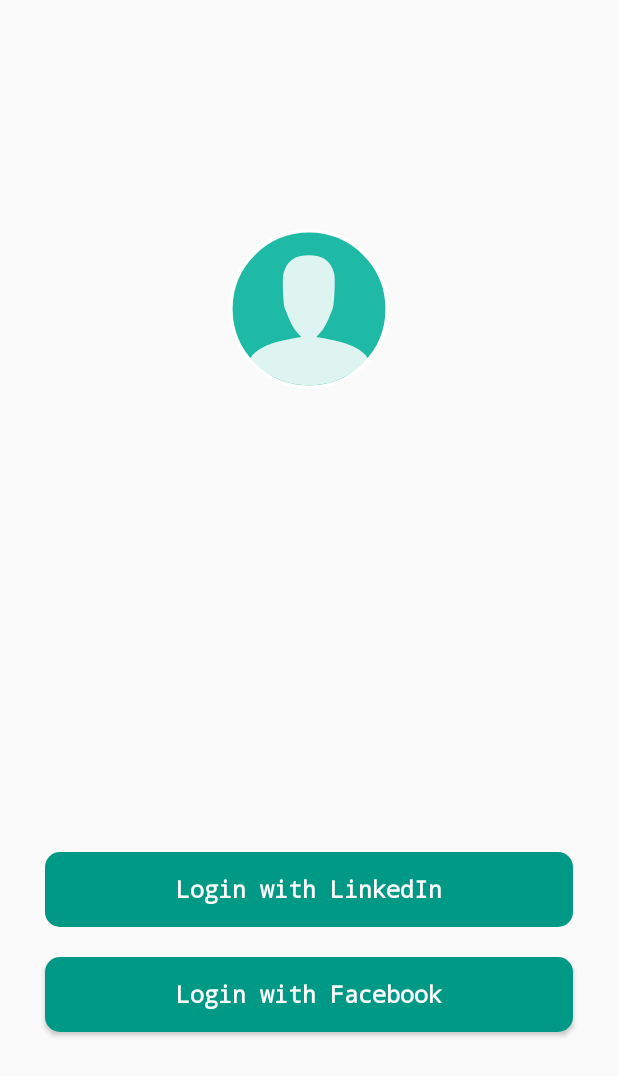
After one commit to priyalbhatewara123/My-Profile, an Android app: the LoginActivity screen opened directly, with no data from a screen before it, on a phone screen of 412 x 824 dp. The commit adds this screen. Shown: the top 1076 px of the screen. Run offline under Robolectric (Android 15) with nearby library versions, the phone set to English and light mode, and no system bars.

Commit message:
Added login Page

```diff
--- a/app/build.gradle
+++ b/app/build.gradle
@@ -6,7 +6,7 @@ android {
 
     defaultConfig {
         applicationId "com.example.myprofile"
-        minSdkVersion 15
+        minSdkVersion 16
         targetSdkVersion 29
         versionCode 1
         versionName "1.0"
@@ -29,5 +29,11 @@ dependencies {
     testImplementation 'junit:junit:4.12'
     androidTestImplementation 'androidx.test.ext:junit:1.1.2'
     androidTestImplementation 'androidx.test.espresso:espresso-core:3.3.0'
+    //dependency for lottie animations
+    def lottieVersion = "3.4.4"
+    implementation "com.airbnb.android:lottie:$lottieVersion"
+
+    //dependency for cardView
+    implementation "androidx.cardview:cardview:1.0.0"
 
 }
--- a/app/src/main/AndroidManifest.xml
+++ b/app/src/main/AndroidManifest.xml
@@ -9,6 +9,8 @@
         android:roundIcon="@mipmap/ic_launcher_round"
         android:supportsRtl="true"
         android:theme="@style/AppTheme.NoActionBar">
+        <activity android:name=".LoginActivity">
+        </activity>
         <activity android:name=".MainActivity">
             <intent-filter>
                 <action android:name="android.intent.action.MAIN" />
--- /dev/null
+++ b/app/src/main/java/com/example/myprofile/LoginActivity.java
@@ -0,0 +1,14 @@
+package com.example.myprofile;
+
+import androidx.appcompat.app.AppCompatActivity;
+
+import android.os.Bundle;
+
+public class LoginActivity extends AppCompatActivity {
+
+    @Override
+    protected void onCreate(Bundle savedInstanceState) {
+        super.onCreate(savedInstanceState);
+        setContentView(R.layout.activity_login);
+    }
+}
--- a/app/src/main/java/com/example/myprofile/MainActivity.java
+++ b/app/src/main/java/com/example/myprofile/MainActivity.java
@@ -2,13 +2,24 @@ package com.example.myprofile;
 
 import androidx.appcompat.app.AppCompatActivity;
 
+import android.content.Intent;
 import android.os.Bundle;
+import android.os.Handler;
 
 public class MainActivity extends AppCompatActivity {
+    private static int Timeout = 1000;
 
     @Override
     protected void onCreate(Bundle savedInstanceState) {
         super.onCreate(savedInstanceState);
         setContentView(R.layout.activity_main);
+        new Handler().postDelayed(new Runnable() {
+            @Override
+            public void run() {
+                Intent intent = new Intent(MainActivity.this,LoginActivity.class);
+                startActivity(intent);
+                finish();
+            }
+        },Timeout);
     }
 }
--- /dev/null
+++ b/app/src/main/res/drawable/button.xml
@@ -0,0 +1,11 @@
+<?xml version="1.0" encoding="utf-8"?>
+<selector xmlns:android="http://schemas.android.com/apk/res/android">
+
+    <item>
+        <shape android:shape="rectangle">
+            <solid android:color="@color/darkOfMainColor"/>
+            <corners android:radius="10dp"/>
+        </shape>
+    </item>
+
+</selector>
--- /dev/null
+++ b/app/src/main/res/layout/activity_login.xml
@@ -0,0 +1,80 @@
+<?xml version="1.0" encoding="utf-8"?>
+<LinearLayout xmlns:android="http://schemas.android.com/apk/res/android"
+    xmlns:app="http://schemas.android.com/apk/res-auto"
+    xmlns:tools="http://schemas.android.com/tools"
+    android:layout_width="match_parent"
+    android:layout_height="match_parent"
+    tools:context=".LoginActivity"
+    android:orientation="vertical"
+    android:weightSum="2">
+
+    <LinearLayout
+        android:layout_width="match_parent"
+        android:layout_height="0dp"
+        android:layout_weight="1">
+
+        <com.airbnb.lottie.LottieAnimationView
+            android:layout_width="match_parent"
+            android:layout_height="match_parent"
+            app:lottie_autoPlay="true"
+            app:lottie_loop="true"
+            app:lottie_rawRes="@raw/profile_animation" />
+
+
+    </LinearLayout>
+
+    <LinearLayout
+        android:layout_width="match_parent"
+        android:layout_height="0dp"
+        android:layout_weight="1"
+        android:weightSum="2"
+        android:orientation="vertical">
+
+
+        <RelativeLayout
+            android:layout_width="match_parent"
+            android:layout_height="0dp"
+            android:layout_weight="1">
+
+            <Button
+                android:layout_width="match_parent"
+                android:layout_height="50dp"
+                android:layout_marginHorizontal="30dp"
+                android:text="Login with LinkedIn"
+                android:textSize="15sp"
+                android:textColor="@color/white"
+                android:textStyle="bold"
+                android:fontFamily="monospace"
+                android:background="@drawable/button"
+                android:textAllCaps="false"
+                android:layout_alignParentBottom="true"/>
+        </RelativeLayout>
+
+
+        <RelativeLayout
+            android:layout_width="match_parent"
+            android:layout_height="0dp"
+            android:layout_weight="1">
+
+            <Button
+                android:layout_width="match_parent"
+                android:layout_height="50dp"
+                android:layout_marginHorizontal="30dp"
+                android:text="Login with Facebook"
+                android:textAllCaps="false"
+                android:textSize="15sp"
+                android:textColor="@color/white"
+                android:textStyle="bold"
+                android:fontFamily="monospace"
+                android:background="@drawable/button"
+                android:layout_marginTop="20dp"/>
+        </RelativeLayout>
+
+
+    </LinearLayout>
+
+
+
+
+
+</LinearLayout>
--- a/app/src/main/res/values/colors.xml
+++ b/app/src/main/res/values/colors.xml
@@ -5,4 +5,5 @@
     <color name="colorAccent">#03DAC5</color>
     <color name="mainColor">#00BFA6</color>
     <color name="white">#ffffff</color>
+    <color name="darkOfMainColor">#009985</color>
 </resources>
--- a/app/src/main/res/values/styles.xml
+++ b/app/src/main/res/values/styles.xml
@@ -2,15 +2,15 @@
     <!-- Base application theme. -->
     <style name="AppTheme" parent="Theme.AppCompat.Light.DarkActionBar">
         <!-- Customize your theme here. -->
-        <item name="colorPrimary">@color/colorPrimary</item>
-        <item name="colorPrimaryDark">@color/colorPrimaryDark</item>
+        <item name="colorPrimary">@color/darkOfMainColor</item>
+        <item name="colorPrimaryDark">@color/mainColor</item>
         <item name="colorAccent">@color/colorAccent</item>
     </style>
 
     <style name="AppTheme.NoActionBar">
         <item name="windowActionBar">false</item>
         <item name="windowNoTitle">true</item>
-        <item name="colorPrimaryDark">@color/white</item>
+        <item name="colorPrimaryDark">@color/mainColor</item>
 
     </style>
 
```
Also changed, not shown: app/src/main/res/raw/profile_animation.json (added, +1 -0 lines).
